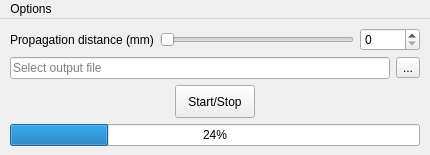
Old version of the form Holovibes/lightui.ui in the repository DigitalHolography/Holovibes.
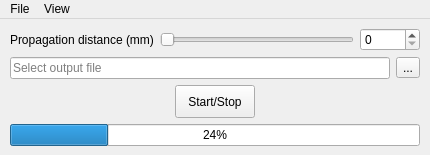
New version of the form. Custom widgets are drawn as their Qt base class.

Commit message: Changed "configurationUI" button location on lightUI upper settings and lightUI pipeline buttons now are only active when a pipeline is active

```diff
--- a/Holovibes/lightui.ui
+++ b/Holovibes/lightui.ui
@@ -163,12 +163,19 @@
    </property>
    <widget class="QMenu" name="menuOptions">
     <property name="title">
-     <string>Options</string>
+     <string>File</string>
     </property>
     <addaction name="actionConfiguration_UI"/>
     <addaction name="actionQuit"/>
    </widget>
+   <widget class="QMenu" name="menuView">
+    <property name="title">
+     <string>View</string>
+    </property>
+    <addaction name="actionConfiguration_UI"/>
+   </widget>
    <addaction name="menuOptions"/>
+   <addaction name="menuView"/>
   </widget>
   <action name="actionStart_Stop">
    <property name="text">
```
Left out of the diff: 1 changed line with no effect on the pictures. The commit also changes 3 other files.
